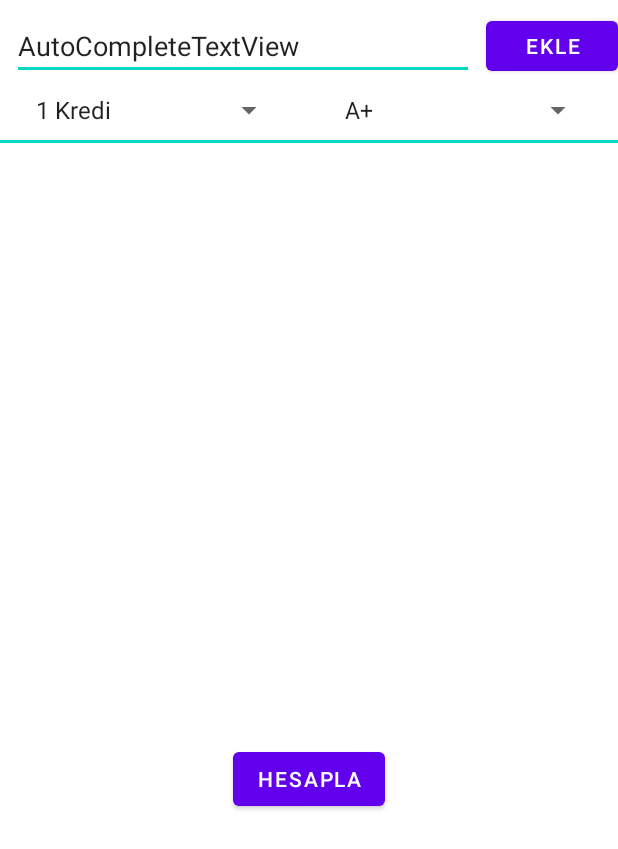
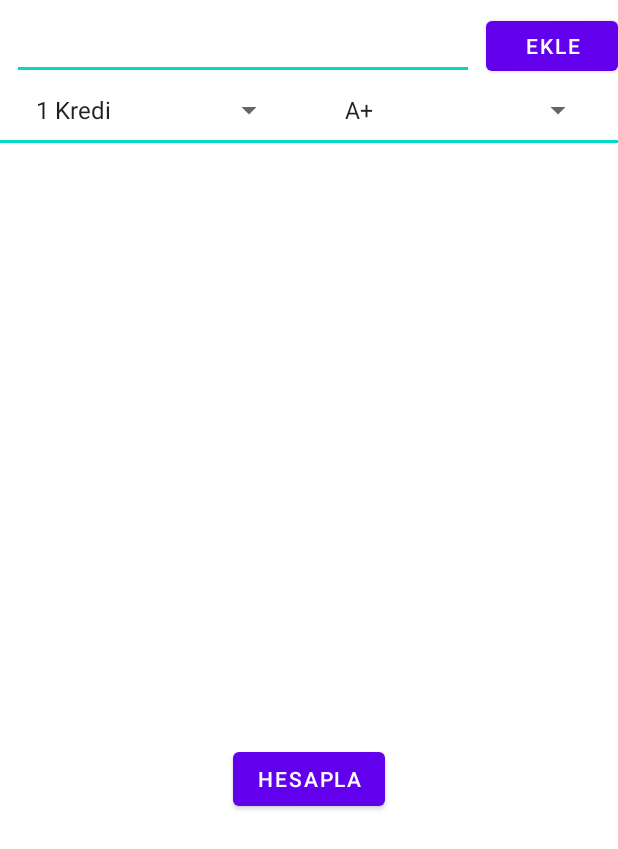
Before and after one commit to omeryildizce/Kotlin-ile-Android-Mobil-Uygulama-Gelistirme, an Android app: the screen it shows after launch (MainActivity), on a phone screen of 412 x 824 dp. Shown: the top 849 px of the screen. Run offline under Robolectric (Android 15) with nearby library versions, the phone set to English and light mode, and no system bars.

Commit message:
Update activity_main.xml

```diff
--- a/s05_Uygulama/OrtalamaHesapla/app/src/main/res/layout/activity_main.xml
+++ b/s05_Uygulama/OrtalamaHesapla/app/src/main/res/layout/activity_main.xml
@@ -20,8 +20,7 @@
             android:layout_marginStart="8dp"
             android:layout_marginTop="8dp"
             android:layout_marginEnd="8dp"
-            android:text="AutoCompleteTextView"
-            app:layout_constraintEnd_toStartOf="@+id/btnDersEkle"
+            app:layout_constraintEnd_toStartOf="@id/btnDersEkle"
             app:layout_constraintStart_toStartOf="parent"
             app:layout_constraintTop_toTopOf="parent" />
 
@@ -35,10 +34,10 @@
             android:layout_marginBottom="8dp"
             android:entries="@array/krediler"
             app:layout_constraintBottom_toBottomOf="parent"
-            app:layout_constraintEnd_toStartOf="@+id/spnDersNot"
+            app:layout_constraintEnd_toStartOf="@id/spnDersNot"
             app:layout_constraintHorizontal_bias="0.5"
             app:layout_constraintStart_toStartOf="parent"
-            app:layout_constraintTop_toBottomOf="@+id/etDersAd" />
+            app:layout_constraintTop_toBottomOf="@id/etDersAd" />
 
         <Spinner
             android:id="@+id/spnDersNot"
@@ -49,17 +48,17 @@
             android:entries="@array/tumNotlar"
             app:layout_constraintEnd_toEndOf="parent"
             app:layout_constraintHorizontal_bias="0.5"
-            app:layout_constraintStart_toEndOf="@+id/spnDersKredi"
-            app:layout_constraintTop_toTopOf="@+id/spnDersKredi" />
+            app:layout_constraintStart_toEndOf="@id/spnDersKredi"
+            app:layout_constraintTop_toTopOf="@id/spnDersKredi" />
 
         <Button
             android:id="@+id/btnDersEkle"
             android:layout_width="wrap_content"
             android:layout_height="0dp"
             android:text="Ekle"
-            app:layout_constraintBottom_toBottomOf="@+id/etDersAd"
+            app:layout_constraintBottom_toBottomOf="@id/etDersAd"
             app:layout_constraintEnd_toEndOf="parent"
-            app:layout_constraintTop_toTopOf="@+id/etDersAd" />
+            app:layout_constraintTop_toTopOf="@id/etDersAd" />
     </androidx.constraintlayout.widget.ConstraintLayout>
 
     <View
@@ -69,7 +68,15 @@
 
     <ScrollView
         android:layout_width="match_parent"
-        android:layout_height="400dp">
+        android:layout_height="400dp" >
+        <LinearLayout
+            android:layout_width="match_parent"
+            android:layout_height="wrap_content"
+            android:id="@+id/root_layout"
+            android:orientation="vertical">
+
+
+        </LinearLayout>
 
     </ScrollView>
 
```
